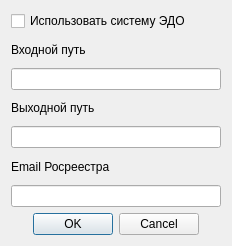
First picture: the form in UI/edo.ui, repository DimulyaPlay/OutlookAutosender, before the edit.
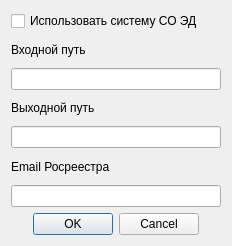
Second picture: the form after the edit.

```diff
--- a/UI/edo.ui
+++ b/UI/edo.ui
@@ -37,7 +37,7 @@
    <item row="0" column="0">
     <widget class="QCheckBox" name="checkbox_use_edo">
      <property name="text">
-      <string>Использовать систему ЭДО</string>
+      <string>Использовать систему СО ЭД</string>
      </property>
     </widget>
    </item>
```
Left out of the diff: 2 changed lines with no effect on the pictures.
